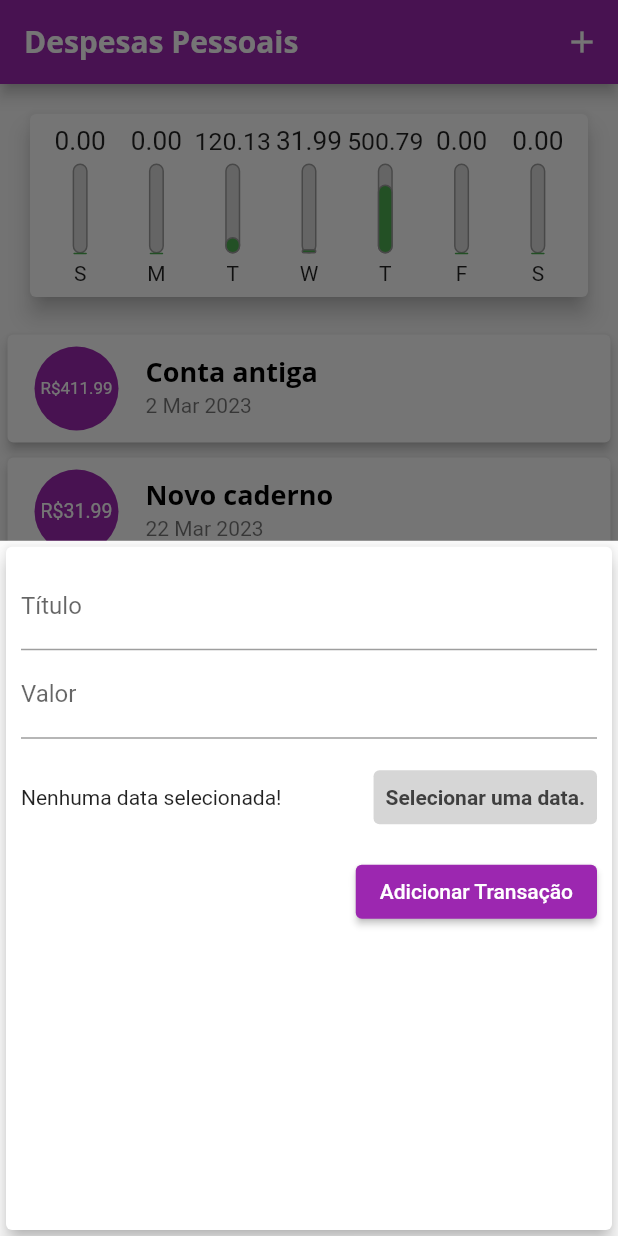
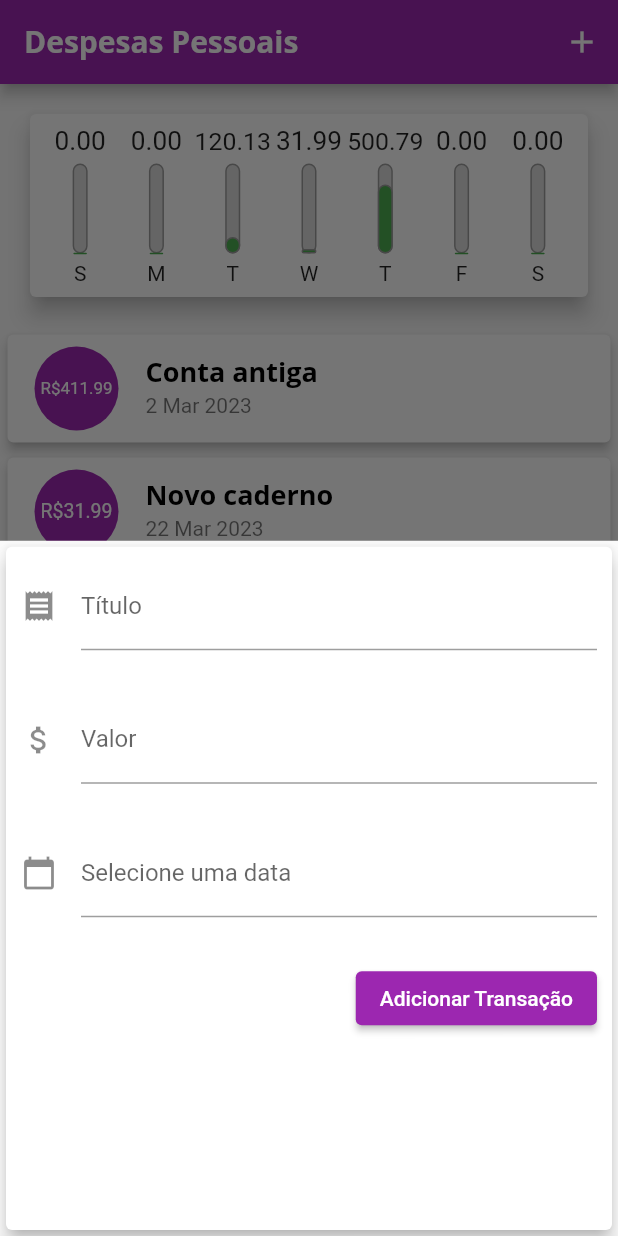
Before and after one commit to camila-fukuda/flutter_despesas_pessoais, a Flutter app: the screen it shows after launch, after a tap on the "add" icon, on a phone screen of 412 x 824 dp. Run offline on Flutter 3.47's test engine with Material 2 defaults, Android fonts, the phone set to English and light mode, and no system bars.

Commit message:
Melhorando o date picker usando um textField para padronizar os inputs de dados.

```diff
--- a/lib/components/transaction_form.dart
+++ b/lib/components/transaction_form.dart
@@ -13,7 +13,7 @@ class TransactionForm extends StatefulWidget {
 class _TransactionFormState extends State<TransactionForm> {
   final _titleController = TextEditingController();
   final _valueController = TextEditingController();
-  DateTime? _selectedDate;
+  final _dateController = TextEditingController();
 
   _submitForm() {
     final title = _titleController.text;
@@ -39,7 +39,7 @@ class _TransactionFormState extends State<TransactionForm> {
       }
 
       setState(() {
-        _selectedDate = pickedDate;
+        _dateController.text = DateFormat('dd/MM/y').format(pickedDate);
       });
     });
   }
@@ -57,7 +57,11 @@ class _TransactionFormState extends State<TransactionForm> {
               onSubmitted: (_) => _submitForm(),
               decoration: const InputDecoration(
                 labelText: 'Título',
+                icon: Icon(Icons.receipt),
               ),
+            ),
+            const SizedBox(
+              height: 30,
             ),
             TextField(
               keyboardType:
@@ -66,35 +70,25 @@ class _TransactionFormState extends State<TransactionForm> {
               onSubmitted: (_) => _submitForm(),
               decoration: const InputDecoration(
                 labelText: 'Valor',
+                icon: Icon(Icons.attach_money),
               ),
             ),
-            Padding(
-              padding: const EdgeInsets.symmetric(vertical: 15, horizontal: 0),
-              child: Row(
-                children: [
-                  Expanded(
-                    child: Text(
-                      _selectedDate == null
-                          ? 'Nenhuma data selecionada!'
-                          : 'Data Selecionada: ${DateFormat('dd/MM/y').format(_selectedDate!)}',
-                    ),
+            const SizedBox(
+              height: 30,
+            ),
+            TextField(
+              controller:
+                  _dateController, //editing controller of this TextField
+              decoration: const InputDecoration(
+                  icon: Icon(Icons.calendar_today), //icon of text field
+                  labelText: "Selecione uma data" //label text of field
                   ),
-                  TextButton(
-                    style: ButtonStyle(
-                        backgroundColor: MaterialStateProperty.all(
-                            const Color.fromARGB(255, 214, 214, 214)),
-                        foregroundColor: MaterialStateProperty.all(
-                            const Color.fromARGB(255, 63, 63, 63))),
-                    onPressed: _showDatePicker,
-                    child: const Text(
-                      'Selecionar uma data.',
-                      style: TextStyle(
-                        fontWeight: FontWeight.bold,
-                      ),
-                    ),
-                  ),
-                ],
-              ),
+              readOnly:
+                  true, //set it true, so that user will not able to edit text
+              onTap: _showDatePicker,
+            ),
+            const SizedBox(
+              height: 30,
             ),
             Row(
               mainAxisAlignment: MainAxisAlignment.end,
@@ -115,84 +109,3 @@ class _TransactionFormState extends State<TransactionForm> {
     );
   }
 }
-
-
-
-// import 'package:flutter/material.dart';
-// import 'package:intl/intl.dart';
-
-// void main() {
-//   runApp(MyApp());
-// }
-
-// class MyApp extends StatelessWidget{
-//   @override
-//   Widget build(BuildContext context) {
-//     return MaterialApp(
-//         title: "Test App",
-//         home: HomePage(),
-//     );
-//   }
-// }
-
-// class HomePage extends StatefulWidget{
-//   @override
-//   State<StatefulWidget> createState() {
-//     return _HomePage();
-//   }
-// }
-
-// class _HomePage extends State<HomePage>{
-//   TextEditingController dateinput = TextEditingController();
-//   //text editing controller for text field
-
-//   @override
-//   void initState() {
-//     dateinput.text = ""; //set the initial value of text field
-//     super.initState();
-//   }
-
-//   @override
-//   Widget build(BuildContext context) {
-//     return Scaffold(
-//         appBar: AppBar(
-//             title:Text("DatePicker on TextField"),
-//             backgroundColor: Colors.redAccent, //background color of app bar
-//         ),
-//         body:Container(
-//           padding: EdgeInsets.all(15),
-//           height:150,
-//           child:Center(
-//              child:TextField(
-//                 controller: dateinput, //editing controller of this TextField
-//                 decoration: InputDecoration(
-//                    icon: Icon(Icons.calendar_today), //icon of text field
-//                    labelText: "Enter Date" //label text of field
-//                 ),
-//                 readOnly: true,  //set it true, so that user will not able to edit text
-//                 onTap: () async {
-//                   DateTime pickedDate = await showDatePicker(
-//                       context: context, initialDate: DateTime.now(),
-//                       firstDate: DateTime(2000), //DateTime.now() - not to allow to choose before today.
-//                       lastDate: DateTime(2101)
-//                   );
-
-//                   if(pickedDate != null ){
-//                       print(pickedDate);  //pickedDate output format => 2021-03-10 00:00:00.000
-//                       String formattedDate = DateFormat('yyyy-MM-dd').format(pickedDate);
-//                       print(formattedDate); //formatted date output using intl package =>  2021-03-16
-//                         //you can implement different kind of Date Format here according to your requirement
-
-//                       setState(() {
-//                          dateinput.text = formattedDate; //set output date to TextField value.
-//                       });
-//                   }else{
-//                       print("Date is not selected");
-//                   }
-//                 },
-//              )
-//           )
-//         )
-//     );
-//   }
-// }
```
